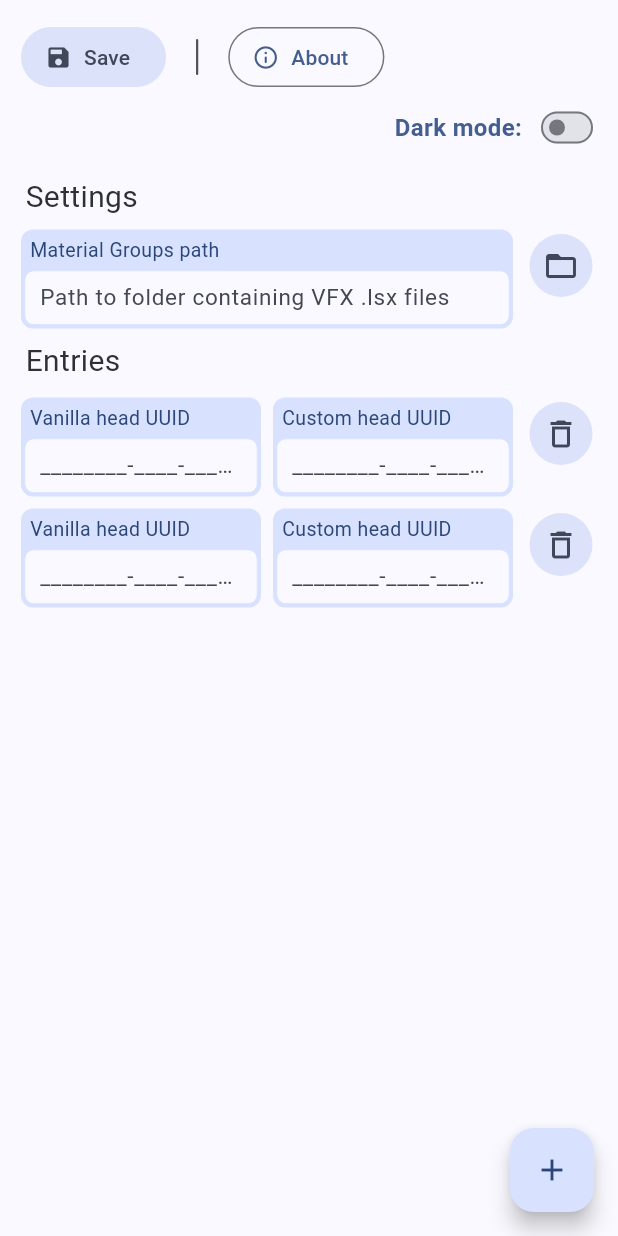
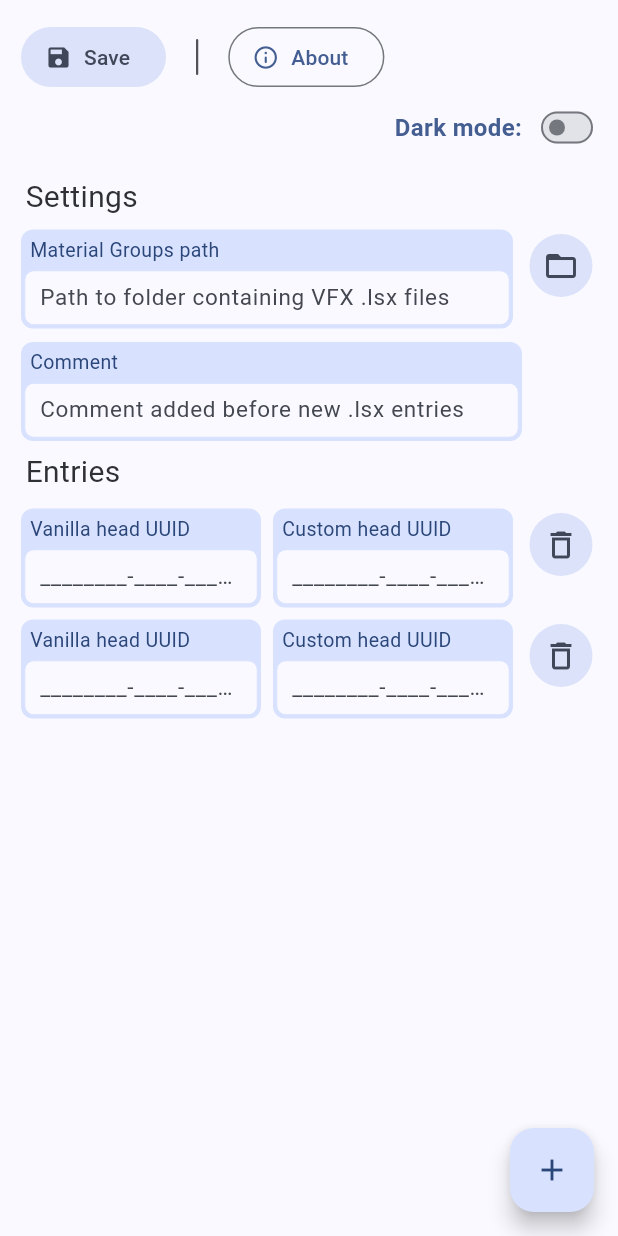
Before and after one commit to maniman303/bg3_vfx_helper, a Flutter app: the screen it shows after launch, after a tap on the "add" icon, on a phone screen of 412 x 824 dp. Run offline on Flutter 3.47's test engine with Material 3 defaults, Android fonts, the phone set to English and light mode, and no system bars; our stand-ins replace bloc, file_picker, flutter_bloc, shared_preferences; missing offline and left inert: async_locks, window_manager.

Commit message:
Add ui for comment

```diff
--- a/lib/components/comment_entry_field.dart
+++ b/lib/components/comment_entry_field.dart
@@ -0,0 +1,45 @@
+import 'package:bg3_vfx_helper/bloc/vfx/vfx_bloc.dart';
+import 'package:bg3_vfx_helper/components/mako_text_field.dart';
+import 'package:flutter/material.dart';
+import 'package:flutter_bloc/flutter_bloc.dart';
+
+class CommentEntryField extends StatefulWidget {
+  const CommentEntryField({super.key});
+
+  @override
+  State<CommentEntryField> createState() => _CommentEntryFieldState();
+}
+
+class _CommentEntryFieldState extends State<CommentEntryField> {
+  final _controller = TextEditingController();
+
+  void _onChanged() {
+    context.read<VfxBloc>().setComment(_controller.text);
+  }
+
+  @override
+  void initState() {
+    super.initState();
+
+    _controller.addListener(_onChanged);
+  }
+
+  @override
+  void dispose() {
+    _controller.dispose();
+
+    super.dispose();
+  }
+
+  @override
+  Widget build(BuildContext context) {
+    return Padding(
+      padding: const EdgeInsets.fromLTRB(0, 0, 50, 0),
+      child: MakoTextField(
+        controller: _controller,
+        labelText: "Comment",
+        hintText: "Comment added before new .lsx entries",
+      ),
+    );
+  }
+}
--- a/lib/main.dart
+++ b/lib/main.dart
@@ -18,7 +18,7 @@ void main() async {
     final windowOptions = WindowOptions(
       title: "BG3 VFX Helper",
       minimumSize: Size(570, 350),
-      size: Size(900, 500),
+      size: Size(900, 550),
     );
 
     windowManager.waitUntilReadyToShow(windowOptions, () async {
--- a/lib/screens/home.dart
+++ b/lib/screens/home.dart
@@ -1,5 +1,6 @@
 import 'package:bg3_vfx_helper/bloc/vfx/vfx_bloc.dart';
 import 'package:bg3_vfx_helper/components/button_separator.dart';
+import 'package:bg3_vfx_helper/components/comment_entry_field.dart';
 import 'package:bg3_vfx_helper/components/last_wrap.dart';
 import 'package:bg3_vfx_helper/components/list_header.dart';
 import 'package:bg3_vfx_helper/components/lockable_buttons.dart';
@@ -79,7 +80,13 @@ class _HomeState extends State<Home> {
                       constraints: BoxConstraints(maxWidth: 730),
                       child: VfxEntryList(
                         scrollController: _scrollController,
-                        headers: [ListHeader("Settings"), MaterialPathField(), ListHeader("Entries")],
+                        headers: [
+                          ListHeader("Settings"),
+                          MaterialPathField(),
+                          SizedBox(height: 8),
+                          CommentEntryField(),
+                          ListHeader("Entries"),
+                        ],
                       ),
                     ),
                   ),
```
